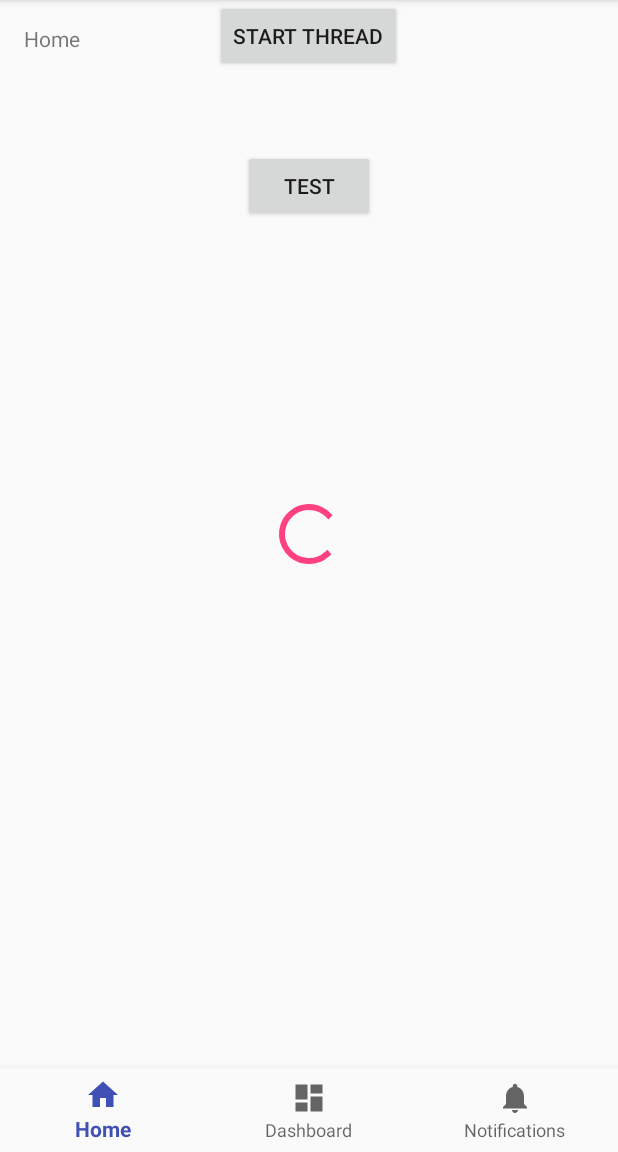
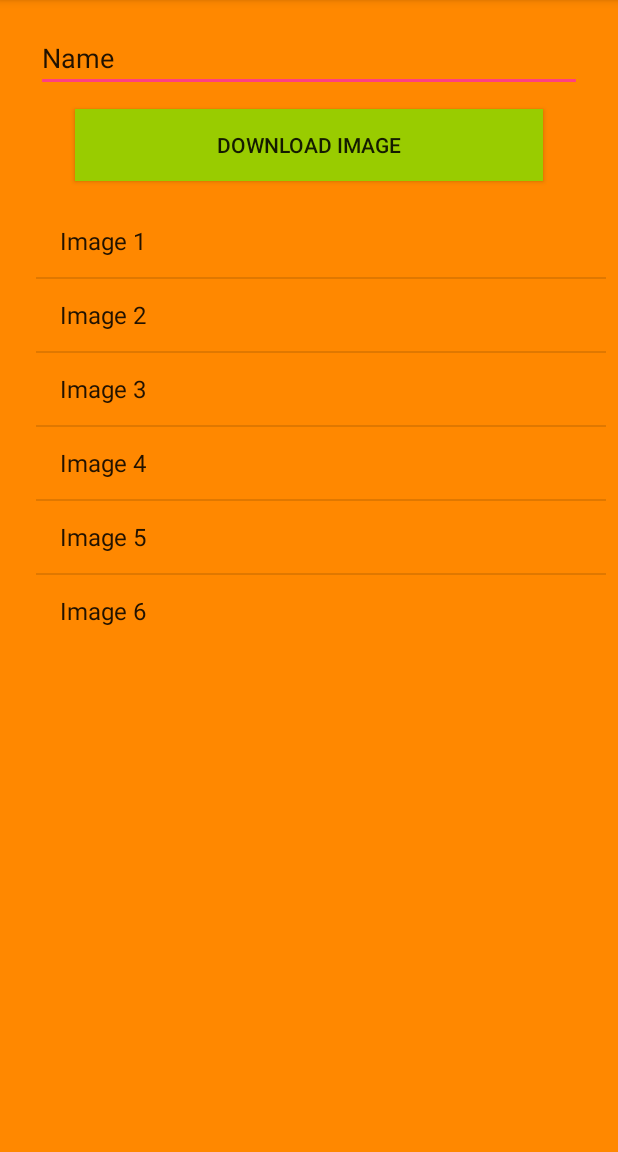
Before and after one commit to Tomas13/TestLearning, an Android app: the screen it shows after launch (MainActivity before the commit, DownloadActivity after it), on a phone screen of 412 x 824 dp, the part 84-1236 px from its top. Run offline under Robolectric (Android 15) with nearby library versions, the phone set to English and light mode, and no system bars; our stand-ins replace ButterKnife.

Commit message:
download image to picture folder

```diff
--- a/app/src/main/java/kazpost/kz/testlearning/MainActivity.java
+++ b/app/src/main/java/kazpost/kz/testlearning/MainActivity.java
@@ -65,6 +65,7 @@ public class MainActivity extends AppCompatActivity implements MainContract.Main
 
                 runOnUiThread(() -> {
                     Toast.makeText(getApplicationContext(), "Hello fromThread", Toast.LENGTH_SHORT).show();
+
                 });
                 Log.d("TAG", "thread is sleeping");
                 Thread.sleep(5000);
--- /dev/null
+++ b/app/src/main/java/kazpost/kz/testlearning/downloadImage/DownloadActivity.java
@@ -0,0 +1,50 @@
+package kazpost.kz.testlearning.downloadImage;
+
+import android.os.Bundle;
+import android.support.v7.app.AppCompatActivity;
+import android.widget.Button;
+import android.widget.EditText;
+import android.widget.LinearLayout;
+import android.widget.ListView;
+import android.widget.ProgressBar;
+
+import butterknife.BindView;
+import butterknife.ButterKnife;
+import butterknife.OnClick;
+import kazpost.kz.testlearning.R;
+
+public class DownloadActivity extends AppCompatActivity implements DownloadContract.DownloadView {
+
+    @BindView(R.id.et_download)
+    EditText etDownload;
+    @BindView(R.id.btn_download)
+    Button btnDownload;
+    @BindView(R.id.lv_download)
+    ListView listViewDownload;
+    @BindView(R.id.progress_download)
+    ProgressBar progressDownload;
+    @BindView(R.id.linearLayout)
+    LinearLayout linearLayout;
+
+    private String[] listOfImages;
+
+    private DownloadPresenter presenter;
+
+    @Override
+    protected void onCreate(Bundle savedInstanceState) {
+        super.onCreate(savedInstanceState);
+        setContentView(R.layout.activity_download);
+        ButterKnife.bind(this);
+
+        presenter = new DownloadPresenter(this);
+        listOfImages = getResources().getStringArray(R.array.imageUrl);
+        listViewDownload.setOnItemClickListener((adapterView, view, i, l) -> etDownload.setText(listOfImages[i]));
+    }
+
+
+    @OnClick(R.id.btn_download)
+    public void onViewClicked() {
+        presenter.downloadImage(listOfImages[0]);
+    }
+
+}
--- /dev/null
+++ b/app/src/main/java/kazpost/kz/testlearning/downloadImage/DownloadContract.java
@@ -0,0 +1,22 @@
+package kazpost.kz.testlearning.downloadImage;
+
+import java.io.IOException;
+
+/**
+ * Created by root on 8/25/17.
+ */
+
+public interface DownloadContract {
+
+    interface DownloadView {
+
+    }
+
+    interface DownloadPresenter {
+        void downloadImage(String url);
+
+        boolean downloadImageUsingThreads(String url) throws IOException;
+
+        void onDestroy();
+    }
+}
--- /dev/null
+++ b/app/src/main/res/layout/activity_download.xml
@@ -0,0 +1,103 @@
+<?xml version="1.0" encoding="utf-8"?>
+<android.support.constraint.ConstraintLayout xmlns:android="http://schemas.android.com/apk/res/android"
+    xmlns:app="http://schemas.android.com/apk/res-auto"
+    xmlns:tools="http://schemas.android.com/tools"
+    android:layout_width="match_parent"
+    android:layout_height="match_parent"
+    android:background="@android:color/holo_orange_dark"
+    tools:context="kazpost.kz.testlearning.downloadImage.DownloadActivity">
+
+    <EditText
+        android:id="@+id/et_download"
+        android:layout_width="0dp"
+        android:layout_height="wrap_content"
+        android:layout_marginEnd="24dp"
+        android:layout_marginLeft="24dp"
+        android:layout_marginRight="24dp"
+        android:layout_marginStart="24dp"
+        android:layout_marginTop="16dp"
+        android:ems="10"
+        android:inputType="textPersonName"
+        android:text="Name"
+        app:layout_constraintHorizontal_bias="0.502"
+        app:layout_constraintLeft_toLeftOf="parent"
+        app:layout_constraintRight_toRightOf="parent"
+        app:layout_constraintTop_toTopOf="parent" />
+
+    <Button
+        android:id="@+id/btn_download"
+        android:layout_width="0dp"
+        android:layout_height="wrap_content"
+        android:layout_marginEnd="50dp"
+        android:layout_marginLeft="50dp"
+        android:layout_marginRight="50dp"
+        android:layout_marginStart="50dp"
+        android:layout_marginTop="11dp"
+        android:background="@android:color/holo_green_light"
+        android:text="Download Image"
+        app:layout_constraintHorizontal_bias="0.504"
+        app:layout_constraintLeft_toLeftOf="parent"
+        app:layout_constraintRight_toRightOf="parent"
+        app:layout_constraintTop_toBottomOf="@+id/et_download" />
+
+    <android.support.constraint.Guideline
+        android:id="@+id/guideline"
+        android:layout_width="wrap_content"
+        android:layout_height="wrap_content"
+        android:orientation="vertical"
+        app:layout_constraintGuide_begin="20dp"
+        tools:layout_editor_absoluteX="20dp"
+        tools:layout_editor_absoluteY="0dp" />
+
+    <ListView
+        android:id="@+id/lv_download"
+        android:layout_width="0dp"
+        android:layout_height="wrap_content"
+        android:layout_marginEnd="8dp"
+        android:layout_marginLeft="24dp"
+        android:layout_marginRight="8dp"
+        android:layout_marginStart="24dp"
+        android:layout_marginTop="16dp"
+        android:entries="@array/urls"
+        app:layout_constraintHorizontal_bias="0.75"
+        app:layout_constraintLeft_toLeftOf="parent"
+        app:layout_constraintRight_toRightOf="parent"
+        app:layout_constraintTop_toBottomOf="@+id/linearLayout">
+
+
+    </ListView>
+
+    <LinearLayout
+        android:id="@+id/linearLayout"
+        android:layout_width="wrap_content"
+        android:layout_height="wrap_content"
+        android:visibility="gone"
+        android:orientation="vertical"
+        app:layout_constraintBottom_toBottomOf="parent"
+        app:layout_constraintHorizontal_bias="0.501"
+        app:layout_constraintLeft_toLeftOf="parent"
+        app:layout_constraintRight_toRightOf="parent"
+        app:layout_constraintTop_toBottomOf="@+id/btn_download"
+        app:layout_constraintVertical_bias="0.0">
+
+        <TextView
+            android:layout_width="wrap_content"
+            android:layout_height="wrap_content"
+            android:layout_gravity="center_horizontal"
+            android:layout_weight="1"
+            android:text="Loading..."
+            app:layout_constraintLeft_toLeftOf="parent"
+            app:layout_constraintRight_toRightOf="parent"
+            tools:layout_editor_absoluteY="132dp" />
+
+        <ProgressBar
+            android:id="@+id/progress_download"
+            style="?android:attr/progressBarStyle"
+            android:layout_width="wrap_content"
+            android:layout_height="wrap_content"
+            android:layout_gravity="center_horizontal"
+            android:layout_weight="1"
+            android:indeterminate="true" />
+    </LinearLayout>
+
+</android.support.constraint.ConstraintLayout>
--- /dev/null
+++ b/app/src/main/res/values/arrays.xml
@@ -0,0 +1,19 @@
+<?xml version="1.0" encoding="utf-8"?>
+<resources>
+    <string-array name="urls">
+        <item>Image 1</item>
+        <item>Image 2</item>
+        <item>Image 3</item>
+        <item>Image 4</item>
+        <item>Image 5</item>
+        <item>Image 6</item>
+    </string-array>
+    <string-array name="imageUrl">
+        <item>https://static.giantbomb.com/uploads/original/3/31685/2742670-game.jpg</item>
+        <item>https://mereorthodoxy.com/wp-content/uploads/2017/07/game-of-thrones-the-iron-throne.jpg</item>
+        <item>http://digitalspyuk.cdnds.net/16/12/1280x640/landscape-1458830593-game-of-thrones-cast.jpg</item>
+        <item>http://monkeygoosemag.com/wp-content/uploads/2016/05/Game-of-Thrones-HD-Wallpaper.jpg</item>
+        <item>https://upload.wikimedia.org/wikipedia/en/d/d8/Game_of_Thrones_title_card.jpg</item>
+        <item>http://ll-c.ooyala.com/e1/11cnduYjE6BQ5jWju1l4_-cAa5rebe7x/promo322954306</item>
+    </string-array>
+</resources>
```
Also changed, not shown: app/build.gradle (+11 -1 lines), app/src/main/AndroidManifest.xml (+9 -0 lines), app/src/main/java/kazpost/kz/testlearning/downloadImage/DownloadPresenter.java (added, +100 -0 lines), app/src/main/java/kazpost/kz/testlearning/util/MyLogClass.java (added, +20 -0 lines).
